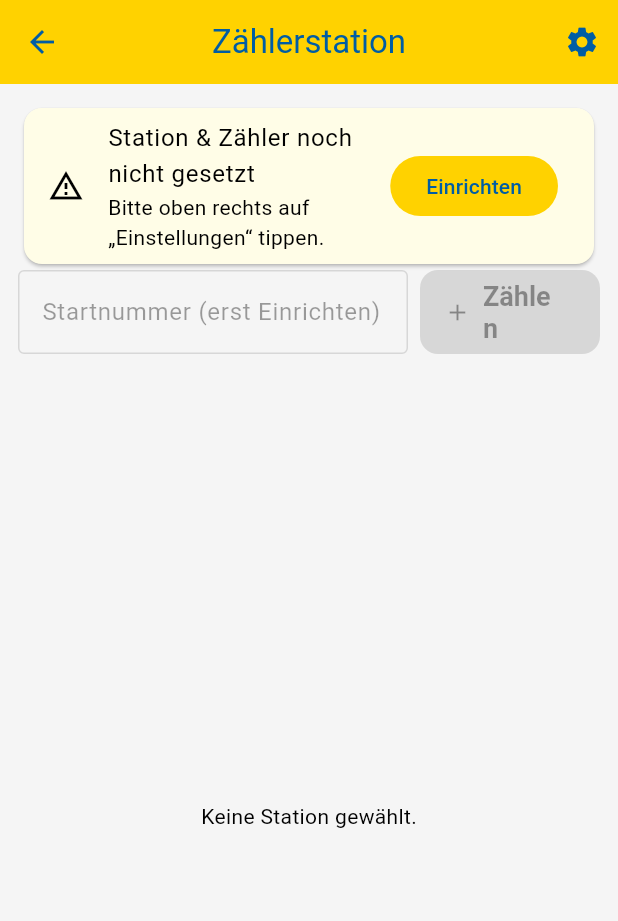
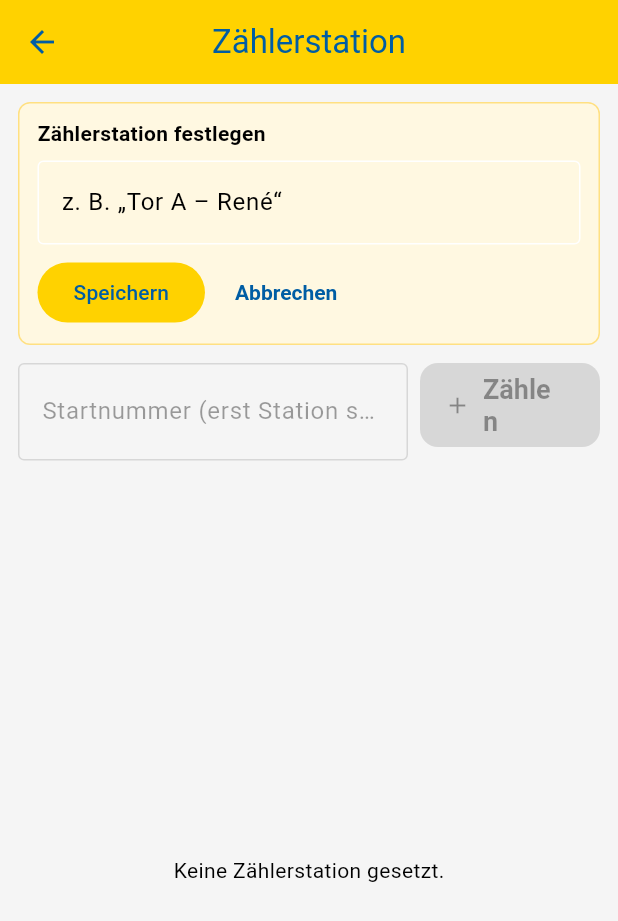
Before and after one commit to Wybaergler/sponsorenlauf-app, a Flutter app: the CountingStationPage screen opened directly, on a phone screen of 412 x 824 dp. Shown: the top 921 px of the screen. Run offline on Flutter 3.47's test engine with Material 3 defaults, Android fonts, the phone set to English and light mode, and no system bars; our stand-ins replace cloud_firestore, firebase_auth, firebase_core, firebase_storage, image_picker, shared_preferences; accounts and stored records are empty.

Commit message:
safepoint before counting-station UX tweaks (20250905-001151)

```diff
--- a/lib/admin/counting_station_page.dart
+++ b/lib/admin/counting_station_page.dart
@@ -5,36 +5,35 @@ import 'package:flutter/material.dart';
 import 'package:intl/intl.dart';
 import 'package:shared_preferences/shared_preferences.dart';
 
-/// MVP Counting Station:
-/// - Pflicht: Station + Zähler (lokal gespeichert)
-/// - Nur eigene Station in der Liste (letzte 15)
-/// - Keyboard-first (Enter zählt), Mobile: großer + Button
-/// - Undo der letzten Runde (30s)
+/// Zählerstation nach UI-Spez:
+/// - EIN Pflichtfeld "Identity" (Stations-/Zählername), lokal gespeichert
+/// - Identity wird als stationName UND counterName geschrieben
+/// - Erfassung: Startnummer groß, Enter/„+“ zählt
+/// - Liste: ALLE Erfassungen dieser Identity (neueste oben)
+/// - Papierkorb pro Zeile mit kurzer Inline-Bestätigung (kein Dialog, kein Löschgrund)
 class CountingStationPage extends StatefulWidget {
   const CountingStationPage({super.key});
-
   @override
   State<CountingStationPage> createState() => _CountingStationPageState();
 }
 
 class _CountingStationPageState extends State<CountingStationPage> {
+  final _identityCtrl = TextEditingController();
   final _startCtrl = TextEditingController();
   final _startFocus = FocusNode();
 
-  String? _stationName;
-  String? _counterName;
+  String? _identity; // Pflichtfeld
+  bool _editingIdentity = false;
 
+  bool _loading = true;
   bool _isAdmin = false;
-  bool _loading = true;
   String _status = '';
 
-  // Undo
-  String? _lastLapId;
-  DateTime? _lastLapAt;
-  Timer? _undoTimer;
+  // Doppel-Tap-Schutz (kurzer Cooldown pro Startnummer)
+  final Map<int, DateTime> _cooldown = {};
 
-  // Cooldown gegen Doppelzählungen (per Startnummer)
-  final Map<int, DateTime> _cooldown = {};
+  // Cache: runnerId -> Läufername (schont Firestore)
+  final Map<String, String> _runnerNameCache = {};
 
   @override
   void initState() {
@@ -44,7 +43,7 @@ class _CountingStationPageState extends State<CountingStationPage> {
 
   @override
   void dispose() {
-    _undoTimer?.cancel();
+    _identityCtrl.dispose();
     _startCtrl.dispose();
     _startFocus.dispose();
     super.dispose();
@@ -55,21 +54,18 @@ class _CountingStationPageState extends State<CountingStationPage> {
       // Admin-Check
       final u = FirebaseAuth.instance.currentUser;
       if (u != null) {
-        final doc = await FirebaseFirestore.instance.collection('Laufer').doc(u.uid).get();
-        _isAdmin = (doc.data()?['role'] == 'admin');
+        final userDoc = await FirebaseFirestore.instance.collection('Laufer').doc(u.uid).get();
+        _isAdmin = (userDoc.data()?['role'] == 'admin');
       }
 
-      // Station/Zähler aus Local Storage
+      // Identity aus Local Storage
       final prefs = await SharedPreferences.getInstance();
-      _stationName = prefs.getString('cs_station');
-      _counterName = prefs.getString('cs_counter');
+      _identity = prefs.getString('cs_identity');
+      _identityCtrl.text = _identity ?? '';
 
       setState(() => _loading = false);
 
-      // Fokus direkt setzen, wenn Setup komplett
-      if (_stationName != null && _stationName!.isNotEmpty && mounted) {
-        _requestFocus();
-      }
+      if (_identity != null && _identity!.isNotEmpty) _requestFocus();
     } catch (e) {
       setState(() {
         _loading = false;
@@ -84,79 +80,59 @@ class _CountingStationPageState extends State<CountingStationPage> {
     });
   }
 
-  Future<void> _openSettings() async {
-    final stationCtrl = TextEditingController(text: _stationName ?? '');
-    final counterCtrl = TextEditingController(text: _counterName ?? '');
-    final res = await showDialog<bool>(
-      context: context,
-      builder: (ctx) => AlertDialog(
-        title: const Text('Zählerstation einrichten'),
-        content: ConstrainedBox(
-          constraints: const BoxConstraints(maxWidth: 420),
-          child: Column(
-            mainAxisSize: MainAxisSize.min,
-            children: [
-              TextField(
-                controller: stationCtrl,
-                decoration: const InputDecoration(
-                  labelText: 'Stationsname (z. B. "Tor A")',
-                  border: OutlineInputBorder(),
-                ),
-              ),
-              const SizedBox(height: 12),
-              TextField(
-                controller: counterCtrl,
-                decoration: const InputDecoration(
-                  labelText: 'Zählername (dein Name)',
-                  border: OutlineInputBorder(),
-                ),
-              ),
-              const SizedBox(height: 8),
-              const Align(
-                alignment: Alignment.centerLeft,
-                child: Text('Beides ist Pflicht. Wird lokal gespeichert.'),
-              ),
-            ],
-          ),
-        ),
-        actions: [
-          TextButton(onPressed: () => Navigator.pop(ctx, false), child: const Text('Abbrechen')),
-          FilledButton(onPressed: () => Navigator.pop(ctx, true), child: const Text('Speichern')),
-        ],
-      ),
-    );
+  bool get _setupComplete => (_identity ?? '').isNotEmpty;
 
-    if (res == true) {
-      final s = stationCtrl.text.trim();
-      final c = counterCtrl.text.trim();
-      if (s.isEmpty || c.isEmpty) {
-        setState(() => _status = 'Bitte Station und Zähler angeben.');
+  Future<void> _saveIdentity() async {
+    final id = _identityCtrl.text.trim();
+    if (id.isEmpty) {
+      setState(() => _status = 'Bitte Stations-/Zählername eingeben.');
       return;
     }
     final prefs = await SharedPreferences.getInstance();
-      await prefs.setString('cs_station', s);
-      await prefs.setString('cs_counter', c);
+    await prefs.setString('cs_identity', id);
     setState(() {
-        _stationName = s;
-        _counterName = c;
-        _status = 'Station/Zähler gespeichert.';
+      _identity = id;
+      _editingIdentity = false;
+      _status = 'Zählerstation gespeichert.';
     });
     _requestFocus();
   }
+
+  String _fmtTime(DateTime t) => DateFormat.Hms().format(t);
+
+  // Läufername aus "Laufer/{runnerId}" lesen & cachen
+  Future<String> _getRunnerName(String runnerId) async {
+    if (_runnerNameCache.containsKey(runnerId)) return _runnerNameCache[runnerId]!;
+    try {
+      final d = await FirebaseFirestore.instance.collection('Laufer').doc(runnerId).get();
+      final m = d.data() ?? {};
+      String name = _bestName(m);
+      _runnerNameCache[runnerId] = name;
+      return name;
+    } catch (_) {
+      return '';
+    }
   }
 
-  bool get _setupComplete =>
-      (_stationName ?? '').isNotEmpty && (_counterName ?? '').isNotEmpty;
-
-  String _fmt(DateTime t) => DateFormat.Hms().format(t);
+  String _bestName(Map<String, dynamic> m) {
+    final a = (m['displayName'] ?? '').toString().trim();
+    if (a.isNotEmpty) return a;
+    // Mögliche Felder im Projekt abdecken
+    final fn = (m['firstName'] ?? m['vorname'] ?? '').toString().trim();
+    final ln = (m['lastName'] ?? m['nachname'] ?? m['name'] ?? '').toString().trim();
+    final combo = [fn, ln].where((s) => s.isNotEmpty).join(' ');
+    if (combo.isNotEmpty) return combo;
+    final nick = (m['nickname'] ?? m['spitzname'] ?? '').toString().trim();
+    return nick;
+  }
 
   Future<void> _countLap() async {
     if (!_setupComplete) {
-      setState(() => _status = 'Bitte zuerst Station/Zähler einrichten.');
+      setState(() => _status = 'Zuerst Stations-/Zählername setzen.');
       return;
     }
     if (!_isAdmin) {
-      setState(() => _status = 'Keine Berechtigung: Nur Admins dürfen zählen.');
+      setState(() => _status = 'Keine Berechtigung: nur Admins dürfen zählen.');
       return;
     }
 
@@ -171,7 +147,7 @@ class _CountingStationPageState extends State<CountingStationPage> {
       return;
     }
 
-    // Cooldown (2s) pro Startnummer
+    // kleiner Cooldown (~1.5s) gegen Doppelzählung
     final now = DateTime.now();
     final last = _cooldown[startNumber];
     if (last != null && now.difference(last).inMilliseconds < 1500) {
@@ -183,7 +159,7 @@ class _CountingStationPageState extends State<CountingStationPage> {
     setState(() => _status = 'Zähle #$startNumber …');
 
     try {
-      // Runner via Startnummer finden
+      // Runner via Startnummer
       final q = await FirebaseFirestore.instance
           .collection('Laufer')
           .where('startNumber', isEqualTo: startNumber)
@@ -196,56 +172,22 @@ class _CountingStationPageState extends State<CountingStationPage> {
       }
       final runnerId = q.docs.first.id;
 
-      // Runde anlegen
-      final ref = await FirebaseFirestore.instance.collection('Runden').add({
+      await FirebaseFirestore.instance.collection('Runden').add({
         'runnerId': runnerId,
         'startNumber': startNumber,
-        'stationName': _stationName,
-        'counterName': _counterName,
+        'stationName': _identity,
+        'counterName': _identity,
         'createdAt': FieldValue.serverTimestamp(),
       });
 
-      // Undo-Fenster (30s)
-      _undoTimer?.cancel();
-      _lastLapId = ref.id;
-      _lastLapAt = DateTime.now();
-      _undoTimer = Timer(const Duration(seconds: 30), () {
-        if (!mounted) return;
       setState(() {
-          _lastLapId = null;
-          _lastLapAt = null;
-        });
-      });
-
-      setState(() {
-        _status = 'Gezählt #$startNumber • ${_fmt(DateTime.now())}';
+        _status = 'Gezählt #$startNumber • ${_fmtTime(DateTime.now())}';
         _startCtrl.clear();
       });
-
       _requestFocus();
     } catch (e) {
       setState(() => _status = 'Fehler: $e');
     }
-  }
-
-  Future<void> _undoLast() async {
-    if (_lastLapId == null || _lastLapAt == null) return;
-    final age = DateTime.now().difference(_lastLapAt!);
-    if (age > const Duration(seconds: 30)) {
-      setState(() => _status = 'Zu spät zum Rückgängig machen.');
-      return;
-    }
-    try {
-      await FirebaseFirestore.instance.collection('Runden').doc(_lastLapId).delete();
-      setState(() {
-        _status = 'Letzte Runde entfernt.';
-        _lastLapId = null;
-        _lastLapAt = null;
-      });
-    } catch (e) {
-      setState(() => _status = 'Undo fehlgeschlagen: $e');
-    }
-    _requestFocus();
   }
 
   @override
@@ -258,44 +200,76 @@ class _CountingStationPageState extends State<CountingStationPage> {
     }
 
     return Scaffold(
-      appBar: AppBar(
-        title: const Text('Zählerstation'),
-        actions: [
-          IconButton(
-            tooltip: 'Einstellungen',
-            onPressed: _openSettings,
-            icon: const Icon(Icons.settings),
-          ),
-        ],
-      ),
+      appBar: AppBar(title: const Text('Zählerstation')),
       body: Center(
         child: ConstrainedBox(
-          constraints: const BoxConstraints(maxWidth: 900),
+          constraints: const BoxConstraints(maxWidth: 1000),
           child: Padding(
             padding: const EdgeInsets.all(12),
             child: Column(
               crossAxisAlignment: CrossAxisAlignment.stretch,
               children: [
-                // Setup-Hinweis (Pflicht)
-                if (!_setupComplete)
-                  Card(
-                    color: Colors.yellow.shade50,
-                    child: ListTile(
-                      leading: const Icon(Icons.warning_amber_outlined),
-                      title: const Text('Station & Zähler noch nicht gesetzt'),
-                      subtitle: const Text('Bitte oben rechts auf „Einstellungen“ tippen.'),
-                      trailing: FilledButton(
-                        onPressed: _openSettings,
-                        child: const Text('Einrichten'),
+                // Gelber Banner
+                Container(
+                  decoration: BoxDecoration(
+                    color: Colors.amber.shade50,
+                    borderRadius: BorderRadius.circular(8),
+                    border: Border.all(color: Colors.amber.shade200),
                   ),
+                  padding: const EdgeInsets.symmetric(horizontal: 12, vertical: 10),
+                  child: _editingIdentity || !_setupComplete
+                      ? Column(
+                    crossAxisAlignment: CrossAxisAlignment.start,
+                    children: [
+                      const Text('Zählerstation festlegen', style: TextStyle(fontWeight: FontWeight.bold)),
+                      const SizedBox(height: 8),
+                      TextField(
+                        controller: _identityCtrl,
+                        decoration: const InputDecoration(
+                          hintText: 'z. B. „Tor A – René“',
+                          border: OutlineInputBorder(),
+                        ),
+                      ),
+                      const SizedBox(height: 8),
+                      Row(
+                        children: [
+                          FilledButton(onPressed: _saveIdentity, child: const Text('Speichern')),
+                          const SizedBox(width: 8),
+                          TextButton(
+                            onPressed: () => setState(() => _editingIdentity = false),
+                            child: const Text('Abbrechen'),
+                          ),
+                        ],
+                      ),
+                    ],
+                  )
+                      : Row(
+                    children: [
+                      const Icon(Icons.badge_outlined),
+                      const SizedBox(width: 8),
+                      Expanded(
+                        child: Text(
+                          'Zählerstation: ${_identity!}',
+                          style: const TextStyle(fontWeight: FontWeight.w600),
+                        ),
+                      ),
+                      TextButton.icon(
+                        onPressed: () => setState(() => _editingIdentity = true),
+                        icon: const Icon(Icons.edit_outlined),
+                        label: const Text('Ändern'),
+                      ),
+                    ],
                   ),
                 ),
 
-                // Eingabezeile
+                const SizedBox(height: 12),
+
+                // Erfassung: Startnummer groß + „Zählen“
                 LayoutBuilder(
                   builder: (context, c) {
-                    final isNarrow = c.maxWidth < 560;
+                    final isNarrow = c.maxWidth < 640;
                     return Row(
+                      crossAxisAlignment: CrossAxisAlignment.start,
                       children: [
                         Expanded(
                           child: TextField(
@@ -306,10 +280,11 @@ class _CountingStationPageState extends State<CountingStationPage> {
                             decoration: InputDecoration(
                               labelText: _setupComplete
                                   ? 'Startnummer (Enter = zählen)'
-                                  : 'Startnummer (erst Einrichten)',
+                                  : 'Startnummer (erst Station speichern)',
                               border: const OutlineInputBorder(),
                             ),
                             enabled: _setupComplete && _isAdmin,
+                            style: const TextStyle(fontSize: 22),
                           ),
                         ),
                         const SizedBox(width: 8),
@@ -328,29 +303,25 @@ class _CountingStationPageState extends State<CountingStationPage> {
                 ),
 
                 const SizedBox(height: 8),
-                // Status + Undo
-                Row(
-                  children: [
-                    Expanded(
-                      child: Text(
+
+                // Statuszeile
+                Text(
                   _status,
-                        style: TextStyle(color: _status.startsWith('Fehler') ? Colors.red : Colors.black54),
+                  style: TextStyle(
+                    color: _status.startsWith('Fehler') ? Colors.red : Colors.black54,
                   ),
-                    ),
-                    if (_lastLapId != null)
-                      FilledButton.tonalIcon(
-                        onPressed: _undoLast,
-                        icon: const Icon(Icons.undo),
-                        label: const Text('Rückgängig (30s)'),
-                      ),
-                  ],
                 ),
 
                 const SizedBox(height: 12),
 
-                // Letzte 15 der eigenen Station
+                // Liste aller Erfassungen dieser Identity (neueste oben)
                 Expanded(
-                  child: _StationRecentList(stationName: _stationName),
+                  child: _IdentityEntriesList(
+                    identity: _identity,
+                    isAdmin: _isAdmin,
+                    runnerNameCache: _runnerNameCache,
+                    getRunnerName: _getRunnerName,
+                  ),
                 ),
               ],
             ),
@@ -361,52 +332,119 @@ class _CountingStationPageState extends State<CountingStationPage> {
   }
 }
 
-class _StationRecentList extends StatelessWidget {
-  final String? stationName;
-  const _StationRecentList({required this.stationName});
+class _IdentityEntriesList extends StatefulWidget {
+  final String? identity;
+  final bool isAdmin;
+  final Map<String, String> runnerNameCache;
+  final Future<String> Function(String runnerId) getRunnerName;
+
+  const _IdentityEntriesList({
+    required this.identity,
+    required this.isAdmin,
+    required this.runnerNameCache,
+    required this.getRunnerName,
+  });
+
+  @override
+  State<_IdentityEntriesList> createState() => _IdentityEntriesListState();
+}
+
+class _IdentityEntriesListState extends State<_IdentityEntriesList> {
+  // Für Inline-Löschbestätigung
+  final Set<String> _confirming = {};
 
   @override
   Widget build(BuildContext context) {
-    if (stationName == null || stationName!.isEmpty) {
-      return const Center(child: Text('Keine Station gewählt.'));
+    final identity = widget.identity;
+    if (identity == null || identity.isEmpty) {
+      return const Center(child: Text('Keine Zählerstation gesetzt.'));
     }
 
     final q = FirebaseFirestore.instance
         .collection('Runden')
-        .where('stationName', isEqualTo: stationName)
-        .orderBy('createdAt', descending: true)
-        .limit(15);
+        .where('stationName', isEqualTo: identity)
+        .orderBy('createdAt', descending: true); // volle Liste, neueste oben
 
     return StreamBuilder<QuerySnapshot<Map<String, dynamic>>>(
       stream: q.snapshots(),
       builder: (context, snap) {
-        if (snap.hasError) {
-          return Center(child: Text('Fehler: ${snap.error}'));
-        }
-        if (!snap.hasData) {
-          return const Center(child: CircularProgressIndicator());
-        }
+        if (snap.hasError) return Center(child: Text('Fehler: ${snap.error}'));
+        if (!snap.hasData) return const Center(child: CircularProgressIndicator());
+
         final docs = snap.data!.docs;
-        if (docs.isEmpty) {
-          return const Center(child: Text('Noch keine Runden an dieser Station.'));
-        }
+        if (docs.isEmpty) return const Center(child: Text('Noch keine Erfassungen.'));
 
         return ListView.separated(
           itemCount: docs.length,
           separatorBuilder: (_, __) => const Divider(height: 1),
-          itemBuilder: (_, i) {
-            final d = docs[i].data();
-            final sn = (d['startNumber'] ?? '').toString();
-            final counter = (d['counterName'] ?? '').toString();
-            final ts = d['createdAt'] is Timestamp
-                ? (d['createdAt'] as Timestamp).toDate().toLocal()
+          itemBuilder: (context, i) {
+            final doc = docs[i];
+            final m = doc.data();
+            final startNumber = (m['startNumber'] ?? '').toString();
+            final runnerId = (m['runnerId'] ?? '').toString();
+            final ts = m['createdAt'] is Timestamp
+                ? (m['createdAt'] as Timestamp).toDate().toLocal()
                 : null;
             final when = ts == null ? '—' : DateFormat.Hms().format(ts);
+
+            return FutureBuilder<String>(
+              future: runnerId.isEmpty ? Future.value('') : widget.getRunnerName(runnerId),
+              builder: (context, nameSnap) {
+                final runnerName = nameSnap.data ?? '';
+
+                final confirming = _confirming.contains(doc.id);
+
                 return ListTile(
                   dense: true,
-              leading: CircleAvatar(child: Text(sn.isEmpty ? '—' : sn)),
-              title: Text('Zähler: ${counter.isEmpty ? '—' : counter}'),
+                  leading: CircleAvatar(
+                    child: Text(
+                      startNumber.isEmpty ? '—' : startNumber,
+                      style: const TextStyle(fontWeight: FontWeight.bold),
+                    ),
+                  ),
+                  title: Row(
+                    children: [
+                      Expanded(
+                        child: Text(
+                          runnerName.isEmpty ? ' ' : runnerName,
+                          textAlign: TextAlign.right,
+                          overflow: TextOverflow.ellipsis,
+                        ),
+                      ),
+                    ],
+                  ),
                   subtitle: Text(when),
+                  trailing: confirming
+                      ? Row(
+                    mainAxisSize: MainAxisSize.min,
+                    children: [
+                      TextButton(
+                        onPressed: () async {
+                          // Hard-Delete (gemäß bestehenden Regeln)
+                          try {
+                            await FirebaseFirestore.instance.collection('Runden').doc(doc.id).delete();
+                          } catch (_) {}
+                          if (!mounted) return;
+                          setState(() => _confirming.remove(doc.id));
+                        },
+                        child: const Text('Ja'),
+                      ),
+                      const SizedBox(width: 4),
+                      TextButton(
+                        onPressed: () => setState(() => _confirming.remove(doc.id)),
+                        child: const Text('Nein'),
+                      ),
+                    ],
+                  )
+                      : IconButton(
+                    tooltip: 'Löschen',
+                    icon: const Icon(Icons.delete_outline),
+                    onPressed: widget.isAdmin
+                        ? () => setState(() => _confirming.add(doc.id))
+                        : null,
+                  ),
+                );
+              },
             );
           },
         );
```
Lines whose indentation alone changed are shown as unchanged.
